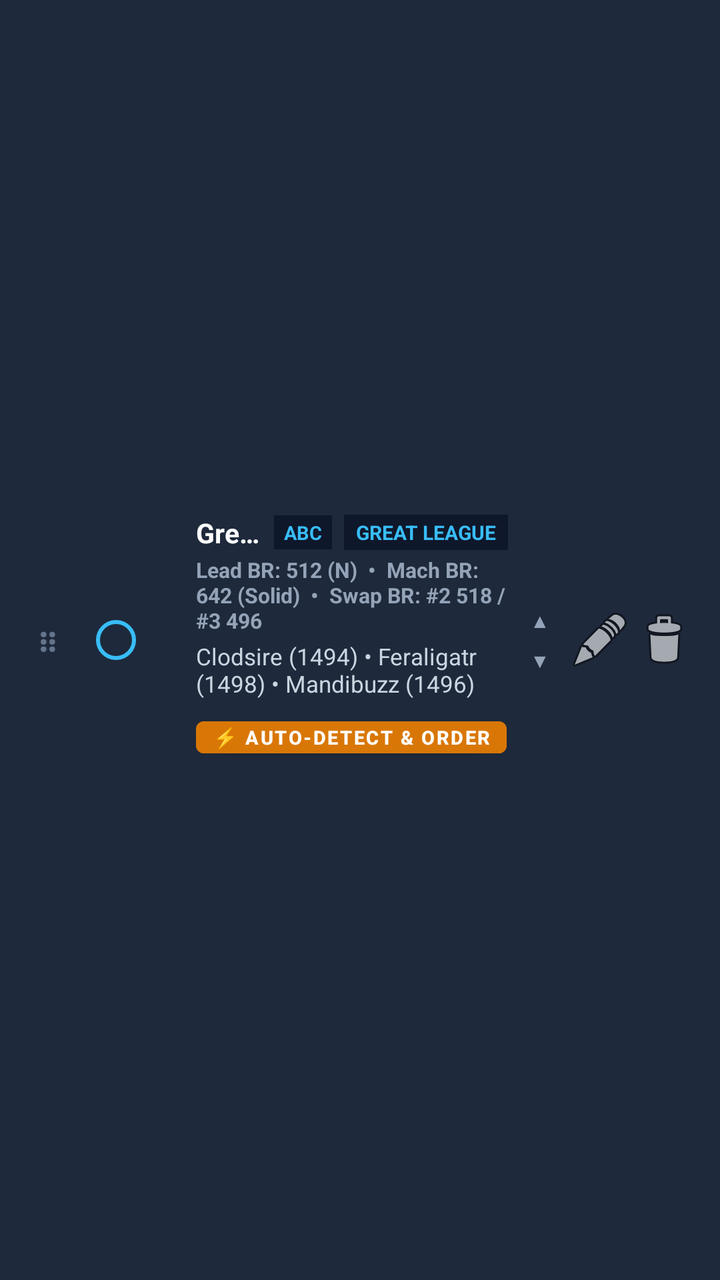
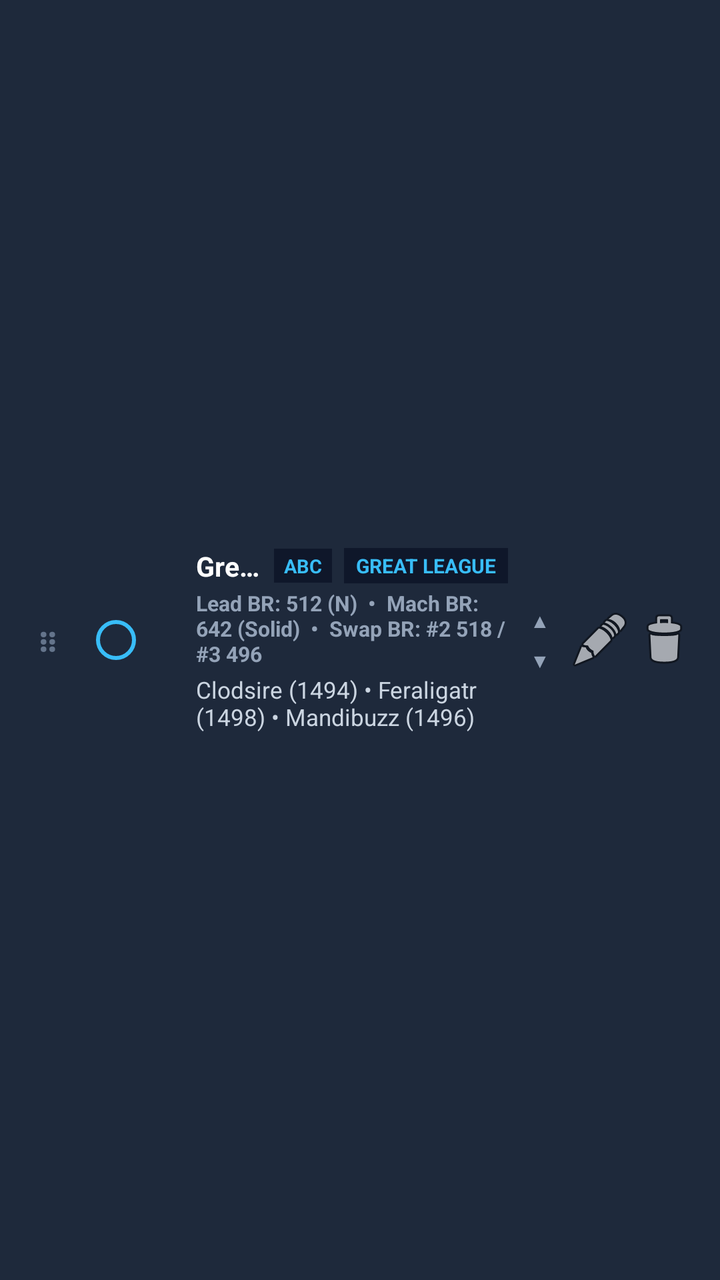

Two renders of the same Android screen: before a commit and after it. Below are the layout's source before the change and the commit's diff.
<!-- AndroidManifest.xml: application theme Theme.GBLOverlay -->
<!-- res/layout/item_team_preset.xml -->
<?xml version="1.0" encoding="utf-8"?>
<LinearLayout xmlns:android="http://schemas.android.com/apk/res/android"
    android:layout_width="match_parent"
    android:layout_height="wrap_content"
    android:orientation="horizontal"
    android:gravity="center_vertical"
    android:background="#1e293b"
    android:padding="12dp"
    android:layout_marginBottom="8dp">

    <TextView
        android:id="@+id/drag_handle_preset"
        android:layout_width="24dp"
        android:layout_height="36dp"
        android:gravity="center"
        android:text="⋮⋮"
        android:textColor="#64748b"
        android:textSize="16sp"
        android:textStyle="bold"
        android:layout_marginEnd="6dp"
        android:contentDescription="Hold and drag to rearrange team order" />

    <RadioButton
        android:id="@+id/radio_selected"
        android:layout_width="wrap_content"
        android:layout_height="wrap_content"
        android:buttonTint="#38bdf8"
        android:layout_marginEnd="8dp" />

    <LinearLayout
        android:layout_width="0dp"
        android:layout_height="wrap_content"
        android:layout_weight="1"
        android:orientation="vertical">

        <LinearLayout
            android:layout_width="match_parent"
            android:layout_height="wrap_content"
            android:gravity="center_vertical"
            android:orientation="horizontal">

            <TextView
                android:id="@+id/text_preset_name"
                android:layout_width="0dp"
                android:layout_height="wrap_content"
                android:layout_weight="1"
                android:maxLines="1"
                android:ellipsize="end"
                android:text="Great League Team"
                android:textColor="#ffffff"
                android:textStyle="bold"
                android:textSize="13.5sp" />

            <TextView
                android:id="@+id/text_preset_archetype_badge"
                android:layout_width="wrap_content"
                android:layout_height="wrap_content"
                android:text="ABC"
                android:textColor="#38bdf8"
                android:textSize="9.5sp"
                android:textStyle="bold"
                android:layout_marginStart="6dp"
                android:background="#0f172a"
                android:paddingLeft="5dp"
                android:paddingRight="5dp"
                android:paddingTop="2dp"
                android:paddingBottom="2dp" />

            <TextView
                android:id="@+id/text_preset_league"
                android:layout_width="wrap_content"
                android:layout_height="wrap_content"
                android:text="GREAT LEAGUE"
                android:textColor="#38bdf8"
                android:textSize="10sp"
                android:textStyle="bold"
                android:layout_marginStart="6dp"
                android:background="#0f172a"
                android:paddingLeft="6dp"
                android:paddingRight="6dp"
                android:paddingTop="2dp"
                android:paddingBottom="2dp" />
        </LinearLayout>

        <TextView
            android:id="@+id/text_preset_metrics_badges"
            android:layout_width="match_parent"
            android:layout_height="wrap_content"
            android:text="Lead BR: 512 (N)  •  Mach BR: 642 (Solid)  •  Swap BR: #2 518 / #3 496"
            android:textColor="#94a3b8"
            android:textSize="10.5sp"
            android:textStyle="bold"
            android:layout_marginTop="2dp" />

        <TextView
            android:id="@+id/text_preset_pokemon"
            android:layout_width="match_parent"
            android:layout_height="wrap_content"
            android:text="Clodsire (1494) • Feraligatr (1498) • Mandibuzz (1496)"
            android:textColor="#cbd5e1"
            android:textSize="11.5sp"
            android:layout_marginTop="3dp" />

        
        <LinearLayout
            android:layout_width="match_parent"
            android:layout_height="wrap_content"
            android:orientation="horizontal"
            android:gravity="center_vertical"
            android:layout_marginTop="5dp">

            <Button
                android:id="@+id/btn_auto_detect_preset"
                android:layout_width="wrap_content"
                android:layout_height="28dp"
                android:minWidth="0dp"
                android:minHeight="0dp"
                android:paddingHorizontal="8dp"
                android:paddingVertical="0dp"
                android:text="⚡ Auto-Detect &amp; Order"
                android:textSize="9.5sp"
                android:textStyle="bold"
                android:backgroundTint="#d97706"
                android:textColor="#ffffff"
                android:contentDescription="Auto-detect ABB vs ABC style and move recommended Safe Swap to Slot 2" />

            <Button
                android:id="@+id/btn_preset_swap_1_2"
                android:layout_width="wrap_content"
                android:layout_height="28dp"
                android:minWidth="0dp"
                android:minHeight="0dp"
                android:paddingHorizontal="7dp"
                android:paddingVertical="0dp"
                android:layout_marginStart="5dp"
                android:text="#1 ⇄ #2"
                android:textSize="9.5sp"
                android:textStyle="bold"
                android:backgroundTint="#334155"
                android:textColor="#e2e8f0"
                android:contentDescription="Swap Slot 1 Lead and Slot 2 Safe Swap" />

            <Button
                android:id="@+id/btn_preset_swap_2_3"
                android:layout_width="wrap_content"
                android:layout_height="28dp"
                android:minWidth="0dp"
                android:minHeight="0dp"
                android:paddingHorizontal="7dp"
                android:paddingVertical="0dp"
                android:layout_marginStart="5dp"
                android:text="#2 ⇄ #3"
                android:textSize="9.5sp"
                android:textStyle="bold"
                android:backgroundTint="#334155"
                android:textColor="#e2e8f0"
                android:contentDescription="Swap Slot 2 Safe Swap and Slot 3 Closer" />
        </LinearLayout>
    </LinearLayout>

    <LinearLayout
        android:layout_width="wrap_content"
        android:layout_height="wrap_content"
        android:orientation="vertical"
        android:layout_marginStart="4dp">

        <TextView
            android:id="@+id/btn_move_preset_up"
            android:layout_width="24dp"
            android:layout_height="20dp"
            android:gravity="center"
            android:text="▲"
            android:textSize="10sp"
            android:textColor="#94a3b8"
            android:background="?attr/selectableItemBackgroundBorderless"
            android:contentDescription="Move Preset Up" />

        <TextView
            android:id="@+id/btn_move_preset_down"
            android:layout_width="24dp"
            android:layout_height="20dp"
            android:gravity="center"
            android:text="▼"
            android:textSize="10sp"
            android:textColor="#94a3b8"
            android:background="?attr/selectableItemBackgroundBorderless"
            android:contentDescription="Move Preset Down" />
    </LinearLayout>

    <ImageButton
        android:id="@+id/btn_edit_preset"
        android:layout_width="32dp"
        android:layout_height="32dp"
        android:layout_marginStart="2dp"
        android:src="@android:drawable/ic_menu_edit"
        android:background="?attr/selectableItemBackgroundBorderless"
        android:contentDescription="Edit Team &amp; Moves" />

    <ImageButton
        android:id="@+id/btn_delete_preset"
        android:layout_width="32dp"
        android:layout_height="32dp"
        android:src="@android:drawable/ic_menu_delete"
        android:background="?attr/selectableItemBackgroundBorderless"
        android:contentDescription="Delete Preset" />

</LinearLayout>
<!-- resources referenced by this layout -->
<resources>
  <style name="Theme.GBLOverlay" parent="Theme.MaterialComponents.DayNight.NoActionBar">
          <item name="colorPrimary">#2563eb</item>
          <item name="colorPrimaryVariant">#1d4ed8</item>
          <item name="colorOnPrimary">#ffffff</item>
          <item name="android:statusBarColor">#0f172a</item>
      </style>
</resources>

<!-- the commit's change to res/layout/item_team_preset.xml (unified diff, before → after) -->
@@ -100,62 +100,6 @@
             android:textColor="#cbd5e1"
             android:textSize="11.5sp"
             android:layout_marginTop="3dp" />
-
-        
-        <LinearLayout
-            android:layout_width="match_parent"
-            android:layout_height="wrap_content"
-            android:orientation="horizontal"
-            android:gravity="center_vertical"
-            android:layout_marginTop="5dp">
-
-            <Button
-                android:id="@+id/btn_auto_detect_preset"
-                android:layout_width="wrap_content"
-                android:layout_height="28dp"
-                android:minWidth="0dp"
-                android:minHeight="0dp"
-                android:paddingHorizontal="8dp"
-                android:paddingVertical="0dp"
-                android:text="⚡ Auto-Detect &amp; Order"
-                android:textSize="9.5sp"
-                android:textStyle="bold"
-                android:backgroundTint="#d97706"
-                android:textColor="#ffffff"
-                android:contentDescription="Auto-detect ABB vs ABC style and move recommended Safe Swap to Slot 2" />
-
-            <Button
-                android:id="@+id/btn_preset_swap_1_2"
-                android:layout_width="wrap_content"
-                android:layout_height="28dp"
-                android:minWidth="0dp"
-                android:minHeight="0dp"
-                android:paddingHorizontal="7dp"
-                android:paddingVertical="0dp"
-                android:layout_marginStart="5dp"
-                android:text="#1 ⇄ #2"
-                android:textSize="9.5sp"
-                android:textStyle="bold"
-                android:backgroundTint="#334155"
-                android:textColor="#e2e8f0"
-                android:contentDescription="Swap Slot 1 Lead and Slot 2 Safe Swap" />
-
-            <Button
-                android:id="@+id/btn_preset_swap_2_3"
-                android:layout_width="wrap_content"
-                android:layout_height="28dp"
-                android:minWidth="0dp"
-                android:minHeight="0dp"
-                android:paddingHorizontal="7dp"
-                android:paddingVertical="0dp"
-                android:layout_marginStart="5dp"
-                android:text="#2 ⇄ #3"
-                android:textSize="9.5sp"
-                android:textStyle="bold"
-                android:backgroundTint="#334155"
-                android:textColor="#e2e8f0"
-                android:contentDescription="Swap Slot 2 Safe Swap and Slot 3 Closer" />
-        </LinearLayout>
     </LinearLayout>
 
     <LinearLayout
